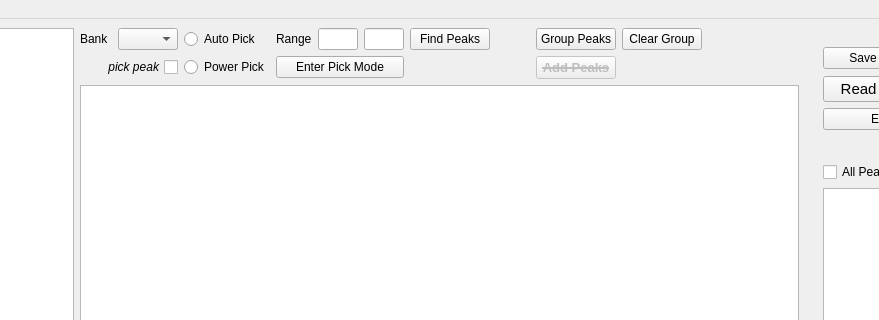
Before: the Qt Designer form src/interface/gui/ui_VdrivePeakPicker.ui in neutrons/PyVDrive, drawn with Qt 5; both pictures show x 178 to 1057 and y 0 to 320 of the 1494 by 810 pixel window.
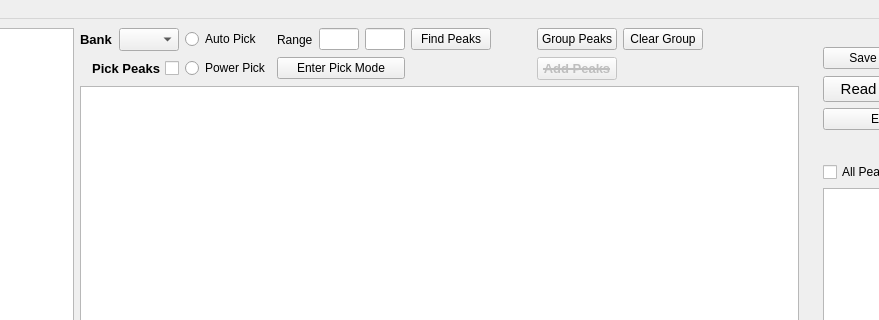
After: the same form once the commit is applied. Custom widgets are drawn as their Qt base class.

Commit message: Refs #57. Fixed issues with peak picking.

The edit to the form file:
```diff
--- a/src/interface/gui/ui_VdrivePeakPicker.ui
+++ b/src/interface/gui/ui_VdrivePeakPicker.ui
@@ -394,15 +394,17 @@
            <widget class="QCheckBox" name="checkBox_pickPeak">
             <property name="font">
              <font>
-              <pointsize>9</pointsize>
-              <italic>true</italic>
+              <pointsize>10</pointsize>
+              <weight>75</weight>
+              <italic>false</italic>
+              <bold>true</bold>
              </font>
             </property>
             <property name="layoutDirection">
              <enum>Qt::RightToLeft</enum>
             </property>
             <property name="text">
-             <string>pick peak</string>
+             <string>Pick Peaks</string>
             </property>
            </widget>
           </item>
@@ -416,6 +418,13 @@
                 <height>16777215</height>
                </size>
               </property>
+              <property name="font">
+               <font>
+                <pointsize>10</pointsize>
+                <weight>75</weight>
+                <bold>true</bold>
+               </font>
+              </property>
               <property name="text">
                <string>Bank</string>
               </property>
@@ -441,6 +450,11 @@
                 <height>16777215</height>
                </size>
               </property>
+              <property name="font">
+               <font>
+                <pointsize>10</pointsize>
+               </font>
+              </property>
               <property name="toolTip">
                <string>&lt;html&gt;&lt;head/&gt;&lt;body&gt;&lt;p&gt;Bank numbers&lt;/p&gt;&lt;p&gt;It is a list of the available of bank numbers that are loaded.&lt;/p&gt;&lt;/body&gt;&lt;/html&gt;</string>
               </property>
```
Left out of the diff: 2 changed lines with no effect on the pictures. The commit also changes 8 other files.
